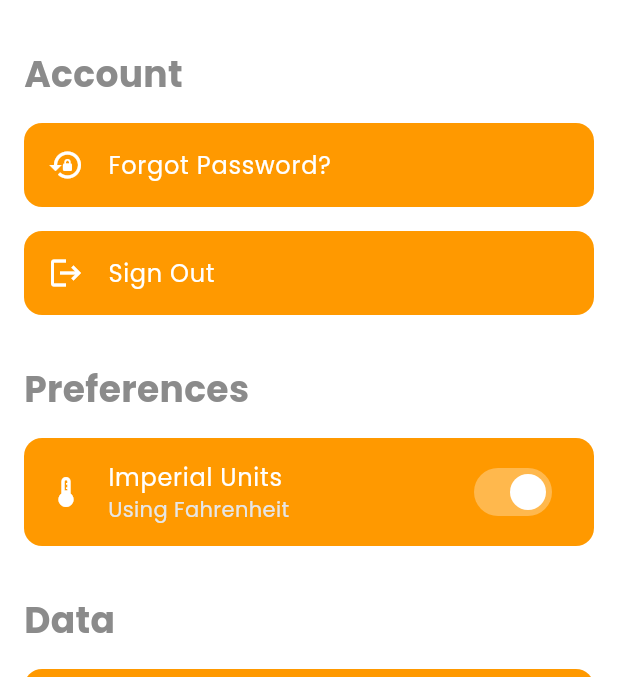
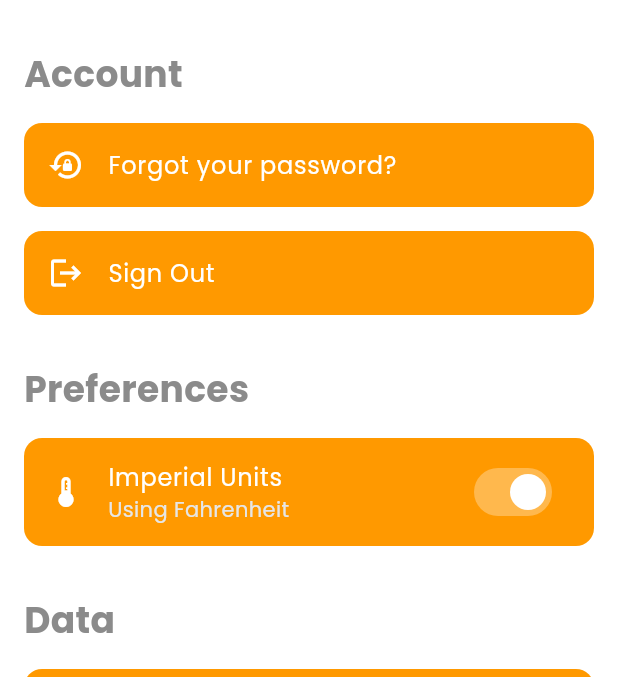
Before and after one commit to KempDewulf/envirosense-app, a Flutter app: the SettingsScreen screen opened directly, after a tap on "Metric Units", on a phone screen of 412 x 824 dp, the part 105-782 px from its top. Run offline on Flutter 3.47's test engine with Material 3 defaults, Android fonts, the phone set to English and light mode, and no system bars; our stand-ins replace connectivity_plus, dotted_border, firebase_auth, firebase_core, firebase_messaging, flutter_dotenv and 5 more; missing offline and left inert: mobile_scanner; accounts and stored records are empty; generated files the repository leaves out were written again.

Commit message:
feat: enhance localization for settings screen with new labels and messages

```diff
--- a/lib/presentation/views/settings_screen.dart
+++ b/lib/presentation/views/settings_screen.dart
@@ -32,6 +32,7 @@ class _SettingsScreenState extends State<SettingsScreen> with SingleTickerProvid
   }
 
   Future<void> _toggleUnits(bool value) async {
+    final l10n = AppLocalizations.of(context)!;
     if (_isToggling) return;
 
     setState(() {
@@ -46,7 +47,7 @@ class _SettingsScreenState extends State<SettingsScreen> with SingleTickerProvid
 
     if (!mounted) return;
 
-    CustomSnackbar.showSnackBar(context, "Units changed to ${value ? 'imperial' : 'metric'}");
+    CustomSnackbar.showSnackBar(context, l10n.unitsChanged(value ? 'imperial' : 'metric'));
 
     await Future.delayed(const Duration(milliseconds: 500));
 
@@ -57,10 +58,12 @@ class _SettingsScreenState extends State<SettingsScreen> with SingleTickerProvid
 
   @override
   Widget build(BuildContext context) {
+    final l10n = AppLocalizations.of(context)!;
+
     return Scaffold(
       appBar: AppBar(
-        title: const Text(
-          'Settings',
+        title: Text(
+          l10n.settings,
           style: TextStyle(fontWeight: FontWeight.bold),
         ),
         toolbarHeight: 70,
@@ -69,7 +72,7 @@ class _SettingsScreenState extends State<SettingsScreen> with SingleTickerProvid
       body: ListView(
         padding: const EdgeInsets.symmetric(vertical: 8),
         children: [
-          const _SectionHeader(title: 'Account'),
+          _SectionHeader(title: l10n.account),
           Padding(
             padding: const EdgeInsets.symmetric(horizontal: 16, vertical: 8),
             child: Material(
@@ -81,10 +84,10 @@ class _SettingsScreenState extends State<SettingsScreen> with SingleTickerProvid
                   context: context,
                   builder: (context) => ForgotPasswordDialog(),
                 ),
-                child: const ListTile(
+                child: ListTile(
                   leading: Icon(Icons.lock_reset, color: AppColors.whiteColor),
                   title: Text(
-                    'Forgot Password?',
+                    l10n.forgotPasswordPrompt,
                     style: TextStyle(color: AppColors.whiteColor),
                   ),
                 ),
@@ -99,17 +102,17 @@ class _SettingsScreenState extends State<SettingsScreen> with SingleTickerProvid
               child: InkWell(
                 borderRadius: BorderRadius.circular(12),
                 onTap: () => showDialog(context: context, builder: (context) => SignOutDialog()),
-                child: const ListTile(
+                child: ListTile(
                   leading: Icon(Icons.logout, color: AppColors.whiteColor),
                   title: Text(
-                    'Sign Out',
+                    l10n.signOut,
                     style: TextStyle(color: AppColors.whiteColor),
                   ),
                 ),
               ),
             ),
           ),
-          const _SectionHeader(title: 'Preferences'),
+          _SectionHeader(title: l10n.preferences),
           Padding(
             padding: const EdgeInsets.symmetric(horizontal: 16, vertical: 8),
             child: Material(
@@ -117,11 +120,11 @@ class _SettingsScreenState extends State<SettingsScreen> with SingleTickerProvid
               borderRadius: BorderRadius.circular(12),
               child: SwitchListTile(
                 title: Text(
-                  _useImperialUnits ? 'Imperial Units' : 'Metric Units',
+                  _useImperialUnits ? l10n.imperialUnits : l10n.metricUnits,
                   style: const TextStyle(color: AppColors.whiteColor),
                 ),
                 subtitle: Text(
-                  _useImperialUnits ? 'Using Fahrenheit' : 'Using Celsius',
+                  _useImperialUnits ? l10n.usingFahrenheit : l10n.usingCelsius,
                   style: const TextStyle(
                     color: AppColors.lightGrayColor,
                   ),
@@ -141,7 +144,7 @@ class _SettingsScreenState extends State<SettingsScreen> with SingleTickerProvid
               ),
             ),
           ),
-          const _SectionHeader(title: 'Data'),
+          _SectionHeader(title: l10n.data),
           Padding(
             padding: const EdgeInsets.symmetric(horizontal: 16, vertical: 8),
             child: Material(
@@ -150,10 +153,10 @@ class _SettingsScreenState extends State<SettingsScreen> with SingleTickerProvid
               child: InkWell(
                 borderRadius: BorderRadius.circular(12),
                 onTap: () => ClearCacheOptionsSheet.show(context),
-                child: const ListTile(
+                child: ListTile(
                   leading: Icon(Icons.cleaning_services, color: AppColors.whiteColor),
                   title: Text(
-                    'Clear Cache',
+                    l10n.clearCache,
                     style: TextStyle(color: AppColors.whiteColor),
                   ),
                   trailing: Icon(
```
Also changed, not shown: lib/l10n/app_en.arb (+50 -0 lines).
